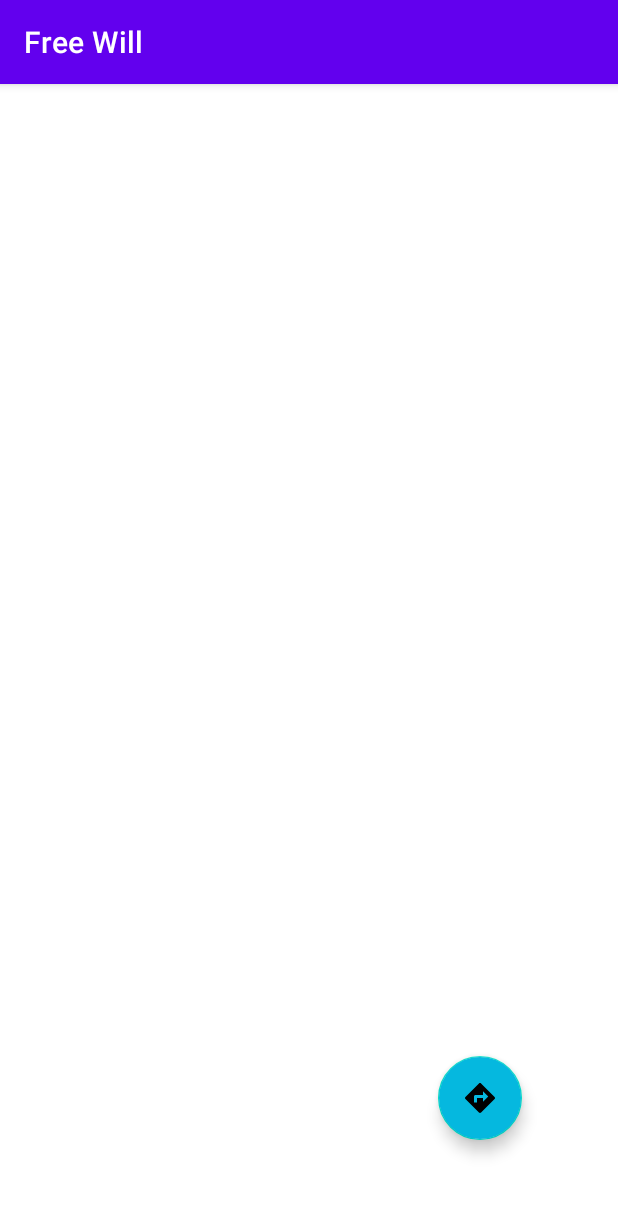
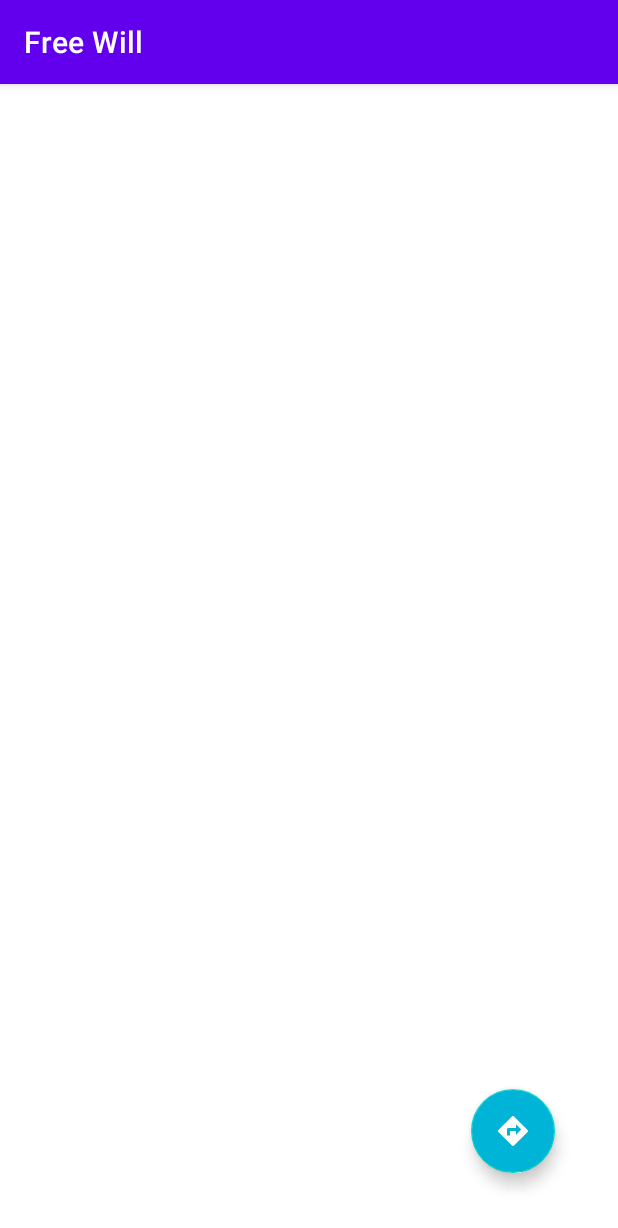
Before and after one commit to AndriyBarskyi/Free_Will, an Android app: the MapActivity screen opened directly, with no data from a screen before it, on a phone screen of 412 x 824 dp. Shown: the top 1228 px of the screen. Run offline under Robolectric (Android 15) with nearby library versions, the phone set to English and light mode, and no system bars.

Commit message:
change direction fab color

```diff
--- a/app/src/main/res/drawable/ic_directions_fab.xml
+++ b/app/src/main/res/drawable/ic_directions_fab.xml
@@ -1,5 +1,5 @@
-<vector android:height="34dp" android:tint="#FFFFFF"
+<vector android:height="30dp" android:tint="@color/white"
     android:viewportHeight="24" android:viewportWidth="24"
-    android:width="34dp" xmlns:android="http://schemas.android.com/apk/res/android">
+    android:width="30dp" xmlns:android="http://schemas.android.com/apk/res/android">
     <path android:fillColor="@android:color/white" android:pathData="M21.71,11.29l-9,-9c-0.39,-0.39 -1.02,-0.39 -1.41,0l-9,9c-0.39,0.39 -0.39,1.02 0,1.41l9,9c0.39,0.39 1.02,0.39 1.41,0l9,-9c0.39,-0.38 0.39,-1.01 0,-1.41zM14,14.5V12h-4v3H8v-4c0,-0.55 0.45,-1 1,-1h5V7.5l3.5,3.5 -3.5,3.5z"/>
 </vector>
--- a/app/src/main/res/layout/activity_map.xml
+++ b/app/src/main/res/layout/activity_map.xml
@@ -10,13 +10,17 @@
         android:id="@+id/findDirectionButton"
         android:layout_width="wrap_content"
         android:layout_height="wrap_content"
-        android:layout_marginEnd="64dp"
-        android:layout_marginBottom="64dp"
-        android:backgroundTint="#05B8DF"
+        android:layout_gravity='end|bottom'
+        android:layout_margin="42dp"
+        android:backgroundTint="@color/main_blue"
         android:clickable="true"
         android:contentDescription="@android:string/search_go"
         android:focusable="true"
+        android:scaleType="center"
+        android:src="@drawable/ic_directions_fab"
+        app:fabSize="auto"
         app:layout_constraintBottom_toBottomOf="parent"
         app:layout_constraintEnd_toEndOf="parent"
-        app:srcCompat="@drawable/ic_directions_fab" />
+        app:src="@drawable/ic_directions_fab"
+        app:tint="@color/white" />
 </androidx.constraintlayout.widget.ConstraintLayout>
--- a/app/src/main/res/values/colors.xml
+++ b/app/src/main/res/values/colors.xml
@@ -7,4 +7,6 @@
     <color name="teal_700">#FF018786</color>
     <color name="black">#FF000000</color>
     <color name="white">#FFFFFFFF</color>
+    <color name="main_blue">#00b4d8</color>
+    <color name="main_pale_blue">#99d6ea</color>
 </resources>
```
